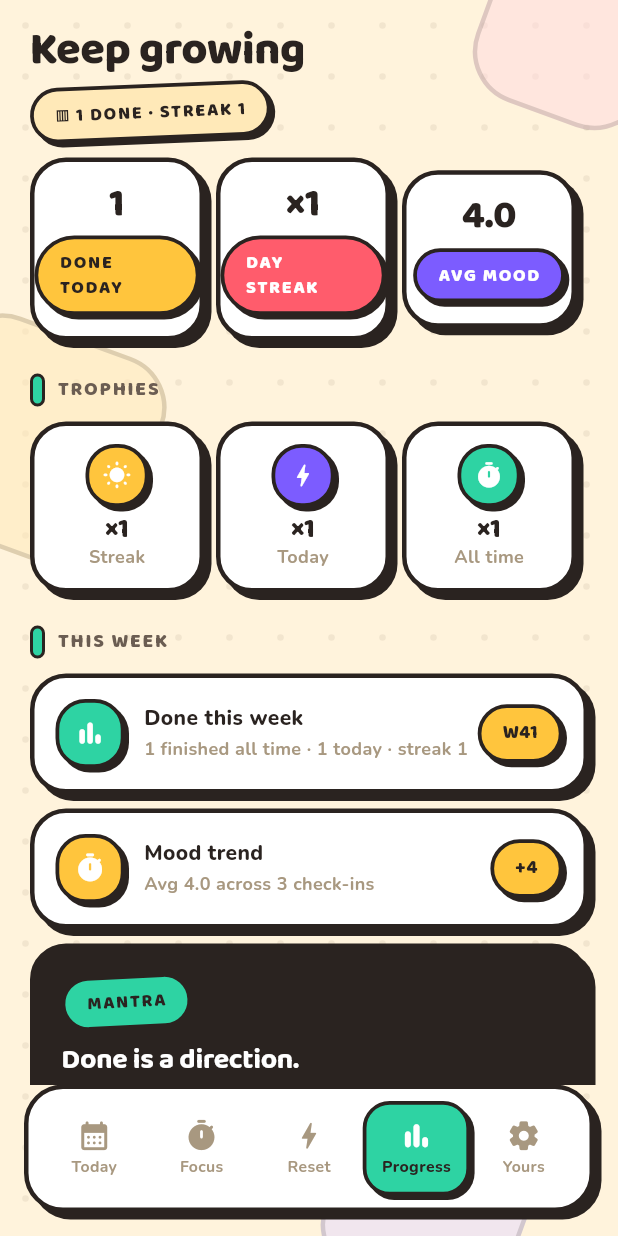
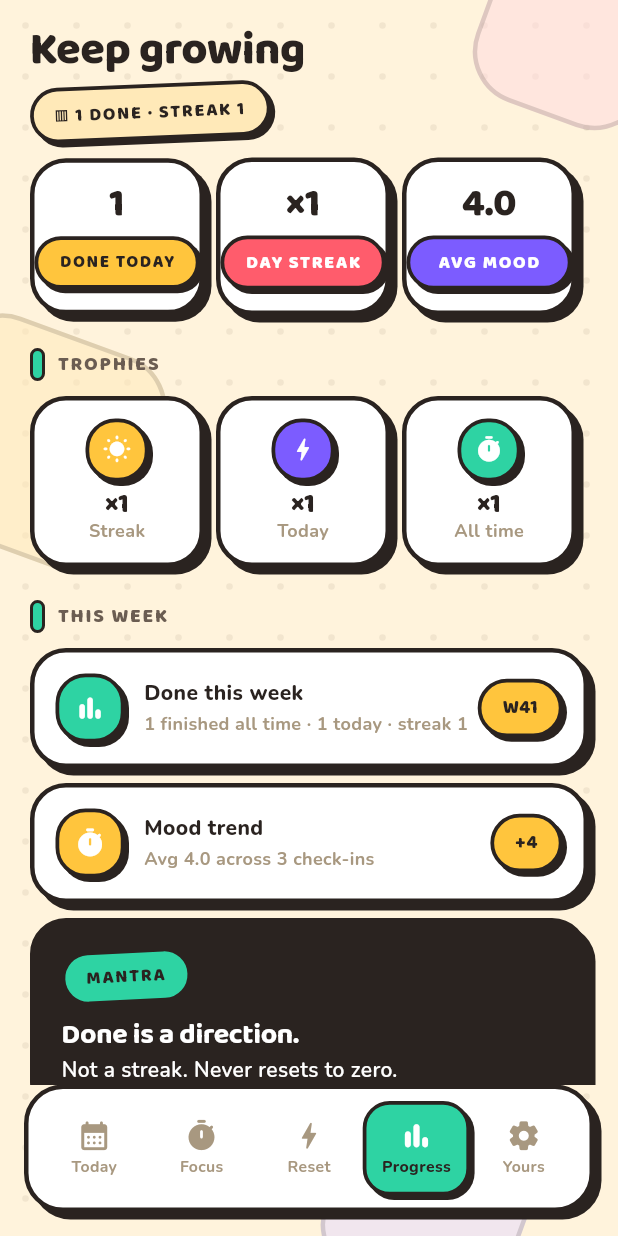
Before and after one commit to verdynordsten/puduu-app, a Flutter app: the Shell screen opened directly, item 4 of the bottom bar chosen, on a phone screen of 412 x 824 dp. Run offline on Flutter 3.47's test engine with Material 3 defaults, Android fonts, the phone set to English and light mode, and no system bars; our stand-ins replace drift, drift_flutter, flutter_dotenv, flutter_riverpod, shared_preferences, supabase_flutter; accounts and stored records are empty; generated files the repository leaves out were written again; statements that could not run were skipped.

Commit message:
Fix Candy Pop v12: uniform sticker chips (no more growing labels)
- Sticker gains `expand` param: fills available width, label shrinks
  via FittedBox scaleDown instead of growing the chip
- Progress stat chips (done today / day streak / avg mood) use it so
  all three stickers are the same size regardless of label length

```diff
--- a/lib/features/main_pages.dart
+++ b/lib/features/main_pages.dart
@@ -366,6 +366,7 @@ class GrowsPage extends ConsumerWidget {
                             text: c.$2.toUpperCase(),
                             color: c.$3,
                             rotate: 0,
+                            expand: true,
                             textColor: c.$3 == PuduuColors.sun
                                 ? PuduuColors.ink
                                 : Colors.white),
--- a/lib/widgets/puduu_widgets.dart
+++ b/lib/widgets/puduu_widgets.dart
@@ -282,18 +282,35 @@ class Sticker extends StatelessWidget {
   final Color color;
   final Color textColor;
   final double rotate;
+  /// When true, the sticker fills the available width and the label
+  /// shrinks to fit (never grows the sticker). Use for labels of
+  /// varying length that must look uniform side by side.
+  final bool expand;
   const Sticker({
     super.key,
     required this.text,
     this.color = PuduuColors.sun,
     this.textColor = PuduuColors.ink,
     this.rotate = -0.1,
+    this.expand = false,
   });
   @override
   Widget build(BuildContext context) {
+    final label = Text(text,
+        textAlign: TextAlign.center,
+        maxLines: 1,
+        softWrap: false,
+        overflow: TextOverflow.ellipsis,
+        style: TextStyle(
+            fontFamily: 'Baloo2',
+            fontSize: 12,
+            fontWeight: FontWeight.w800,
+            letterSpacing: 1.1,
+            color: textColor));
     return Transform.rotate(
       angle: rotate,
       child: Container(
+        width: expand ? double.infinity : null,
         padding:
             const EdgeInsets.symmetric(horizontal: 14, vertical: 7),
         decoration: BoxDecoration(
@@ -302,13 +319,9 @@ class Sticker extends StatelessWidget {
           border: Border.all(color: PuduuColors.ink, width: 2.5),
           boxShadow: PopStyle.hardShadow(dx: 3, dy: 3),
         ),
-        child: Text(text,
-            style: TextStyle(
-                fontFamily: 'Baloo2',
-                fontSize: 12,
-                fontWeight: FontWeight.w800,
-                letterSpacing: 1.1,
-                color: textColor)),
+        child: expand
+            ? FittedBox(fit: BoxFit.scaleDown, child: label)
+            : label,
       ),
     );
   }
```
